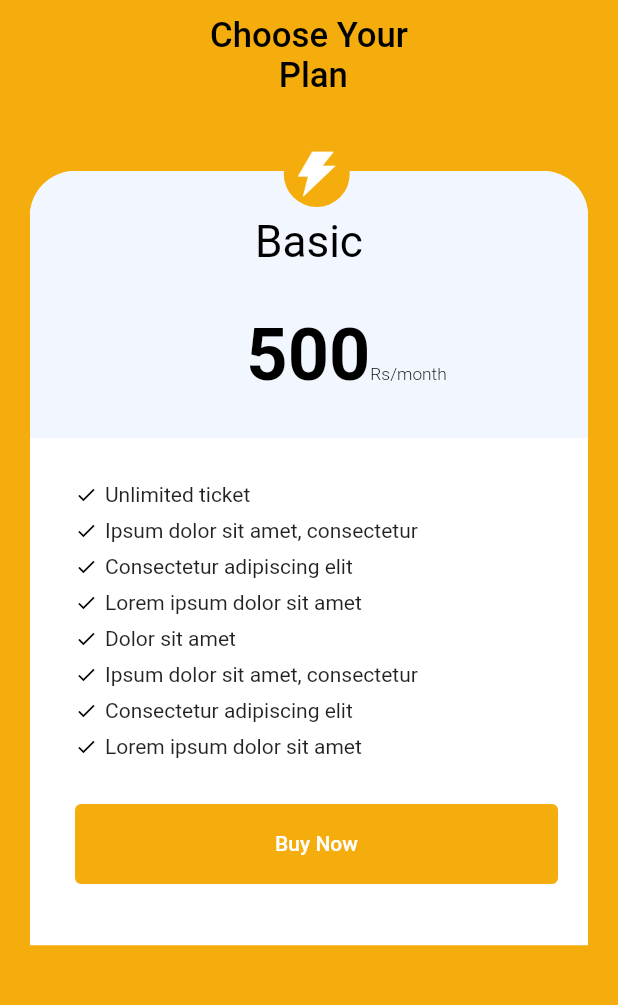
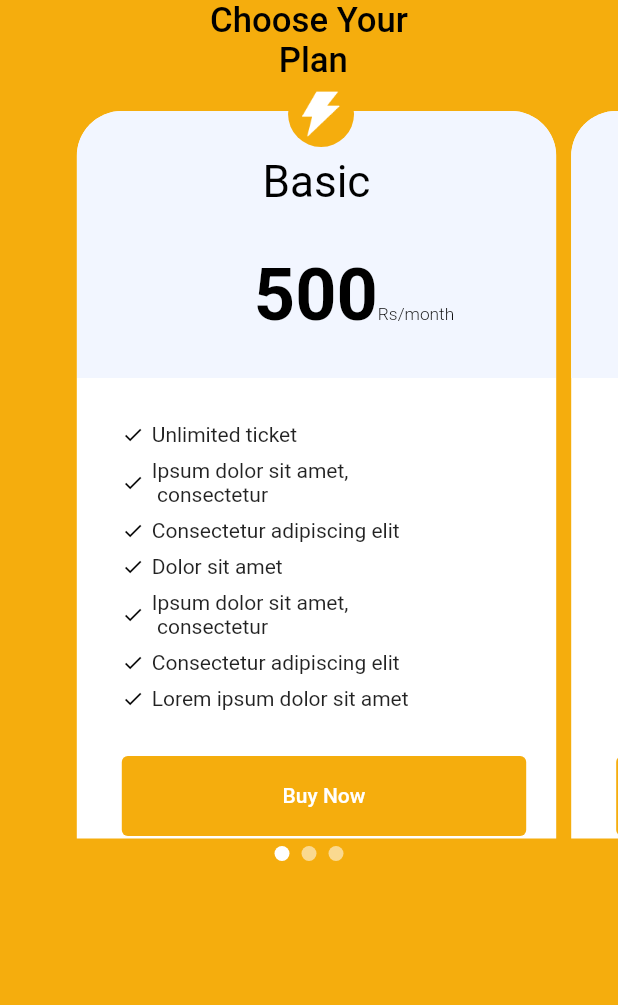
Before and after one commit to Naveed-kaimkhani/RentPayy, a Flutter app: the AdBoostScreen screen opened directly, on a phone screen of 412 x 824 dp, the part 84-1089 px from its top. Run offline on Flutter 3.47's test engine with Material 2 defaults, Android fonts, the light colour scheme and no system bars; drawn by our look-alikes of smooth_page_indicator; our stand-ins replace another_flushbar, carousel_slider, cloud_firestore, dropdown_button2, email_validator, firebase_auth and 11 more; accounts and stored records are empty.

Commit message:
Ad Boost screen Completed

```diff
--- a/lib/utils/utils.dart
+++ b/lib/utils/utils.dart
@@ -1,4 +1,3 @@
-import 'dart:io';
 import 'dart:typed_data';
 
 import 'package:flutter/material.dart';
@@ -69,6 +68,7 @@ class utils {
     if (file != null) {
       return file.readAsBytes();
     }
+    return null;
   }
 
 // Widget UploadImage1(Uint8List? image) {
--- /dev/null
+++ b/lib/view/Hostel_Screen/ad_boost_screen.dart
@@ -0,0 +1,326 @@
+import 'package:flutter/material.dart';
+import 'package:flutter_screenutil/flutter_screenutil.dart';
+import 'package:rentpayy/utils/style/AppColors.dart';
+import 'package:rentpayy/utils/style/Images.dart';
+import 'package:rentpayy/utils/utils.dart';
+import 'package:smooth_page_indicator/smooth_page_indicator.dart';
+
+import '../../utils/style/text_style.dart';
+
+class AdBoostScreen extends StatefulWidget {
+  const AdBoostScreen({super.key});
+
+  @override
+  State<AdBoostScreen> createState() => _AdBoostScreenState();
+}
+
+class _AdBoostScreenState extends State<AdBoostScreen> {
+  var controller;
+  @override
+  void initState() {
+    // TODO: implement initState
+    controller = PageController(viewportFraction: 0.8);
+    super.initState();
+  }
+
+  Widget build(BuildContext context) {
+    List<String> pricingPlanHeading = ['Basic', 'Standard', 'Premium'];
+    List pricingPlan = [500, 100, 1500];
+    double iconSize = 15;
+    double gap = 8;
+    return Scaffold(
+      backgroundColor: AppColors.primaryColor,
+      appBar: AppBar(
+          leading: InkWell(
+              onTap: () {
+                Navigator.pop(context);
+              },
+              child: Image.asset(Images.backIcon))),
+      body: Column(
+        crossAxisAlignment: CrossAxisAlignment.center,
+        mainAxisAlignment: MainAxisAlignment.start,
+        children: [
+          Center(
+              child: Text(
+            "Choose Your\n Plan",
+            textAlign: TextAlign.center,
+            style: CustomTextStyle.headingsAll_26,
+          )),
+          Container(
+            // width: 600.w,
+            height: 520,
+            child: Column(
+              crossAxisAlignment: CrossAxisAlignment.center,
+              children: <Widget>[
+                Expanded(
+                  child: PageView(
+                    controller: controller,
+                    children: [
+                      PricingPlanCard(
+                          pricingPlanHeading: 'Basic',
+                          pricingPlan: 500,
+                          iconSize: iconSize,
+                          gap: gap),
+                      PricingPlanCard(
+                          pricingPlanHeading: 'Standard',
+                          pricingPlan: 1000,
+                          iconSize: iconSize,
+                          gap: gap),
+                      PricingPlanCard(
+                          pricingPlanHeading: 'Premium',
+                          pricingPlan: 1500,
+                          iconSize: iconSize,
+                          gap: gap),
+                    ],
+                  ),
+                ),
+                SizedBox(
+                  height: 5,
+                ),
+                SmoothPageIndicator(
+                  controller: controller,
+                  count: 3,
+                  axisDirection: Axis.horizontal,
+                  effect: WormEffect(
+                    activeDotColor: Colors.white,
+                    dotHeight: 10,
+                    dotColor: Colors.white54,
+                    dotWidth: 10,
+                  ),
+                ),
+              ],
+            ),
+          )
+        ],
+      ),
+    );
+  }
+}
+
+class PricingPlanCard extends StatelessWidget {
+  const PricingPlanCard({
+    Key? key,
+    required this.pricingPlanHeading,
+    required this.pricingPlan,
+    required this.iconSize,
+    required this.gap,
+  }) : super(key: key);
+
+  final String pricingPlanHeading;
+  final int pricingPlan;
+  final double iconSize;
+  final double gap;
+
+  @override
+  Widget build(BuildContext context) {
+    return Stack(
+      children: [
+        Container(
+          margin: EdgeInsets.fromLTRB(10, 20, 0, 0),
+          // margin: EdgeInsets.only(top: 20),
+          width: double.infinity,
+          height: 580.h,
+          decoration: BoxDecoration(
+              color: Colors.white,
+              borderRadius: BorderRadius.only(
+                topLeft: Radius.circular(30),
+                topRight: Radius.circular(30),
+              )),
+          child: ListView(
+            children: [
+              // Grey background Container
+              Container(
+                margin: EdgeInsets.zero,
+                width: double.infinity,
+                height: 200.h,
+                decoration: BoxDecoration(
+                    color: AppColors.greyBackgroundCOlor,
+                    borderRadius: BorderRadius.only(
+                      topLeft: Radius.circular(30),
+                      topRight: Radius.circular(30),
+                    )),
+                child: Column(
+                  children: [
+                    SizedBox(
+                      height: 30,
+                    ),
+                    Text(
+                      pricingPlanHeading,
+                      style: CustomTextStyle.font_33,
+                    ),
+                    SizedBox(
+                      height: 30,
+                    ),
+                    Padding(
+                      padding: const EdgeInsets.only(left: 50),
+                      child: RichText(
+                          text: TextSpan(
+                              text: pricingPlan.toString(),
+                              style: CustomTextStyle.font_54,
+                              children: [
+                            TextSpan(
+                                text: 'Rs/month',
+                                style: CustomTextStyle.font_13)
+                          ])),
+                    )
+                  ],
+                ),
+              ),
+              Padding(
+                padding: const EdgeInsets.fromLTRB(30, 30, 20, 0),
+                child: Column(
+                  children: [
+                    Row(
+                      children: [
+                        Icon(
+                          Icons.check,
+                          color: Colors.black,
+                          size: iconSize,
+                        ),
+                        SizedBox(
+                          width: 5,
+                        ),
+                        Text('Unlimited ticket')
+                      ],
+                    ),
+                    SizedBox(
+                      height: gap,
+                    ),
+                    Row(
+                      children: [
+                        Icon(
+                          Icons.check,
+                          color: Colors.black,
+                          size: iconSize,
+                        ),
+                        SizedBox(
+                          width: 5,
+                        ),
+                        Text('Ipsum dolor sit amet,\n consectetur ')
+                      ],
+                    ),
+                    SizedBox(
+                      height: gap,
+                    ),
+                    Row(
+                      children: [
+                        Icon(
+                          Icons.check,
+                          color: Colors.black,
+                          size: iconSize,
+                        ),
+                        SizedBox(
+                          width: 5,
+                        ),
+                        Text('Consectetur adipiscing elit ')
+                      ],
+                    ),
+                    SizedBox(
+                      height: gap,
+                    ),
+                    Row(
+                      children: [
+                        Icon(
+                          Icons.check,
+                          color: Colors.black,
+                          size: iconSize,
+                        ),
+                        SizedBox(
+                          width: 5,
+                        ),
+                        Text('Dolor sit amet')
+                      ],
+                    ),
+                    SizedBox(
+                      height: gap,
+                    ),
+                    Row(
+                      children: [
+                        Icon(
+                          Icons.check,
+                          color: Colors.black,
+                          size: iconSize,
+                        ),
+                        SizedBox(
+                          width: 5,
+                        ),
+                        Text('Ipsum dolor sit amet,\n consectetur ')
+                      ],
+                    ),
+                    SizedBox(
+                      height: gap,
+                    ),
+                    Row(
+                      children: [
+                        Icon(
+                          Icons.check,
+                          color: Colors.black,
+                          size: iconSize,
+                        ),
+                        SizedBox(
+                          width: 5,
+                        ),
+                        Text('Consectetur adipiscing elit ')
+                      ],
+                    ),
+                    SizedBox(
+                      height: gap,
+                    ),
+                    Row(
+                      children: [
+                        Icon(
+                          Icons.check,
+                          color: Colors.black,
+                          size: iconSize,
+                        ),
+                        SizedBox(
+                          width: 5,
+                        ),
+                        Text('Lorem ipsum dolor sit amet ')
+                      ],
+                    ),
+                  ],
+                ),
+              ),
+              // Spacer(),
+              // Buy Now Button
+              Padding(
+                padding: const EdgeInsets.fromLTRB(30, 30, 20, 0),
+                child: SizedBox(
+                  width: 300.w,
+                  height: 60.h,
+                  child: ElevatedButton(
+                      style: ElevatedButton.styleFrom(
+                        elevation: 0,
+                        backgroundColor: AppColors.primaryColor,
+                      ),
+                      onPressed: () {
+                        utils.flushBarErrorMessage('Thanks', context);
+                      },
+                      child: Text("Buy Now")),
+                ),
+              ),
+              SizedBox(
+                height: 20,
+              ),
+            ],
+          ),
+        ),
+
+        // Half Circle Icon
+        Positioned(
+          right: 140.w,
+          child: CircleAvatar(
+            radius: 22,
+            backgroundColor: AppColors.primaryColor,
+            child: Image.asset(
+              Images.electricity,
+              fit: BoxFit.cover,
+              width: 25,
+            ),
+          ),
+        ),
+      ],
+    );
+  }
+}
--- a/lib/view/Hostel_Screen/ads_boost_screen.dart
+++ /dev/null
@@ -1,259 +0,0 @@
-import 'package:flutter/material.dart';
-import 'package:flutter_screenutil/flutter_screenutil.dart';
-import 'package:rentpayy/utils/style/AppColors.dart';
-import 'package:rentpayy/utils/style/Images.dart';
-
-import '../../utils/style/text_style.dart';
-
-class AdBoostScreen extends StatelessWidget {
-  const AdBoostScreen({super.key});
-
-  @override
-  Widget build(BuildContext context) {
-    double iconSize = 15;
-    double gap = 8;
-    return Scaffold(
-      backgroundColor: AppColors.primaryColor,
-      appBar: AppBar(leading: Image.asset(Images.backIcon)),
-      body: Padding(
-        padding: const EdgeInsets.fromLTRB(20, 10, 20, 10),
-        child: Column(
-          crossAxisAlignment: CrossAxisAlignment.center,
-          mainAxisAlignment: MainAxisAlignment.start,
-          children: [
-            Center(
-                child: Text(
-              "Choose Your\n Plan",
-              textAlign: TextAlign.center,
-              style: CustomTextStyle.headingsAll_26,
-            )),
-            SizedBox(
-              height: 30,
-            ),
-            Stack(
-              children: [
-                Container(
-                  margin: EdgeInsets.only(top: 20),
-                  width: 400.w,
-                  height: 580.h,
-                  decoration: BoxDecoration(
-                      color: Colors.white,
-                      borderRadius: BorderRadius.only(
-                        topLeft: Radius.circular(30),
-                        topRight: Radius.circular(30),
-                      )),
-                  child: ListView(
-                    children: [
-                      // Grey background Container
-                      Container(
-                        width: 400.w,
-                        height: 200.h,
-                        decoration: BoxDecoration(
-                            color: AppColors.greyBackgroundCOlor,
-                            borderRadius: BorderRadius.only(
-                              topLeft: Radius.circular(30),
-                              topRight: Radius.circular(30),
-                            )),
-                        child: Column(
-                          children: [
-                            SizedBox(
-                              height: 30,
-                            ),
-                            Text(
-                              "Basic",
-                              style: CustomTextStyle.font_33,
-                            ),
-                            SizedBox(
-                              height: 30,
-                            ),
-                            Padding(
-                              padding: const EdgeInsets.only(left: 50),
-                              child: RichText(
-                                  text: TextSpan(
-                                      text: '500',
-                                      style: CustomTextStyle.font_54,
-                                      children: [
-                                    TextSpan(
-                                        text: 'Rs/month',
-                                        style: CustomTextStyle.font_13)
-                                  ])),
-                            )
-                          ],
-                        ),
-                      ),
-                      Padding(
-                        padding: const EdgeInsets.fromLTRB(30, 30, 20, 0),
-                        child: Column(
-                          children: [
-                            Row(
-                              children: [
-                                Icon(
-                                  Icons.check,
-                                  color: Colors.black,
-                                  size: iconSize,
-                                ),
-                                SizedBox(
-                                  width: 5,
-                                ),
-                                Text('Unlimited ticket')
-                              ],
-                            ),
-                            SizedBox(
-                              height: gap,
-                            ),
-                            Row(
-                              children: [
-                                Icon(
-                                  Icons.check,
-                                  color: Colors.black,
-                                  size: iconSize,
-                                ),
-                                SizedBox(
-                                  width: 5,
-                                ),
-                                Text('Ipsum dolor sit amet, consectetur ')
-                              ],
-                            ),
-                            SizedBox(
-                              height: gap,
-                            ),
-                            Row(
-                              children: [
-                                Icon(
-                                  Icons.check,
-                                  color: Colors.black,
-                                  size: iconSize,
-                                ),
-                                SizedBox(
-                                  width: 5,
-                                ),
-                                Text('Consectetur adipiscing elit ')
-                              ],
-                            ),
-                            SizedBox(
-                              height: gap,
-                            ),
-                            Row(
-                              children: [
-                                Icon(
-                                  Icons.check,
-                                  color: Colors.black,
-                                  size: iconSize,
-                                ),
-                                SizedBox(
-                                  width: 5,
-                                ),
-                                Text('Lorem ipsum dolor sit amet ')
-                              ],
-                            ),
-                            SizedBox(
-                              height: gap,
-                            ),
-                            Row(
-                              children: [
-                                Icon(
-                                  Icons.check,
-                                  color: Colors.black,
-                                  size: iconSize,
-                                ),
-                                SizedBox(
-                                  width: 5,
-                                ),
-                                Text('Dolor sit amet')
-                              ],
-                            ),
-                            SizedBox(
-                              height: gap,
-                            ),
-                            Row(
-                              children: [
-                                Icon(
-                                  Icons.check,
-                                  color: Colors.black,
-                                  size: iconSize,
-                                ),
-                                SizedBox(
-                                  width: 5,
-                                ),
-                                Text('Ipsum dolor sit amet, consectetur ')
-                              ],
-                            ),
-                            SizedBox(
-                              height: gap,
-                            ),
-                            Row(
-                              children: [
-                                Icon(
-                                  Icons.check,
-                                  color: Colors.black,
-                                  size: iconSize,
-                                ),
-                                SizedBox(
-                                  width: 5,
-                                ),
-                                Text('Consectetur adipiscing elit ')
-                              ],
-                            ),
-                            SizedBox(
-                              height: gap,
-                            ),
-                            Row(
-                              children: [
-                                Icon(
-                                  Icons.check,
-                                  color: Colors.black,
-                                  size: iconSize,
-                                ),
-                                SizedBox(
-                                  width: 5,
-                                ),
-                                Text('Lorem ipsum dolor sit amet ')
-                              ],
-                            ),
-                          ],
-                        ),
-                      ),
-                      Spacer(),
-                      // Buy Now Button
-                      Padding(
-                        padding: const EdgeInsets.fromLTRB(30, 30, 20, 0),
-                        child: SizedBox(
-                          width: 300.w,
-                          height: 60.h,
-                          child: ElevatedButton(
-                              style: ElevatedButton.styleFrom(
-                                elevation: 0,
-                                backgroundColor: AppColors.primaryColor,
-                              ),
-                              onPressed: () {},
-                              child: Text("Buy Now")),
-                        ),
-                      ),
-                      SizedBox(
-                        height: 20,
-                      ),
-                    ],
-                  ),
-                ),
-
-                // Half Circle Icon
-                Positioned(
-                  right: 165.w,
-                  child: CircleAvatar(
-                    radius: 22,
-                    backgroundColor: AppColors.primaryColor,
-                    child: Image.asset(
-                      Images.electricity,
-                      fit: BoxFit.cover,
-                      width: 25,
-                    ),
-                  ),
-                ),
-              ],
-            )
-          ],
-        ),
-      ),
-    );
-  }
-}
--- a/lib/view/Hostel_Screen/seller_dashboard.dart
+++ b/lib/view/Hostel_Screen/seller_dashboard.dart
@@ -1,8 +1,8 @@
 import 'package:flutter/material.dart';
 import 'package:flutter_screenutil/flutter_screenutil.dart';
 import 'package:google_nav_bar/google_nav_bar.dart';
-import 'package:rentpayy/view/Hostel_Screen/ads_boost_screen.dart';
 import 'package:rentpayy/view/Hostel_Screen/ads_detail_screen.dart';
+import 'package:rentpayy/view/Hostel_Screen/ad_boost_screen.dart';
 
 import '../../utils/style/AppColors.dart';
 import 'ads_edit_screen.dart';
@@ -19,7 +19,7 @@ class _SellerDashboardState extends State<SellerDashboard> {
     AdsDetailScreen(),
     EditAdsScreen(),
     AdBoostScreen(),
-    EditAdsScreen(),
+    AdsDetailScreen()
   ];
   int currentindex = 0;
   void onTap(int index) {
--- a/lib/view/Hostel_Screen/splash_for_ad_screen.dart
+++ /dev/null
@@ -1,31 +0,0 @@
-import 'package:flutter/material.dart';
-import 'package:flutter_screenutil/flutter_screenutil.dart';
-
-class SplashScreenForAd extends StatelessWidget {
-  const SplashScreenForAd({super.key});
-
-  @override
-  Widget build(BuildContext context) {
-    // final screenSize = MediaQuery.of(context).size;
-    return SafeArea(
-        top: true,
-        bottom: true,
-        child: Scaffold(
-          body: Column(
-            children: [
-              Container(
-                width: 500.w,
-                height: 160.h,
-                decoration: BoxDecoration(
-                  borderRadius: BorderRadius.only(
-                    topLeft: Radius.circular(35.r),
-                    topRight: Radius.circular(35.r),
-                  ),
-                  color: Color.fromRGBO(242, 246, 255, 1),
-                ),
-              ),
-            ],
-          ),
-        ));
-  }
-}
--- a/pubspec.yaml
+++ b/pubspec.yaml
@@ -52,7 +52,7 @@ dependencies:
   dropdown_button2: ^1.8.5
   google_sign_in: ^5.4.2
   flutter_spinkit: ^5.1.0
-  carousel_slider: ^4.1.1
+  carousel_slider: ^4.2.1
   smooth_page_indicator: ^1.0.0+2
   provider: ^6.0.4
   google_nav_bar: ^5.0.6
```
Also changed, not shown: pubspec.lock.
